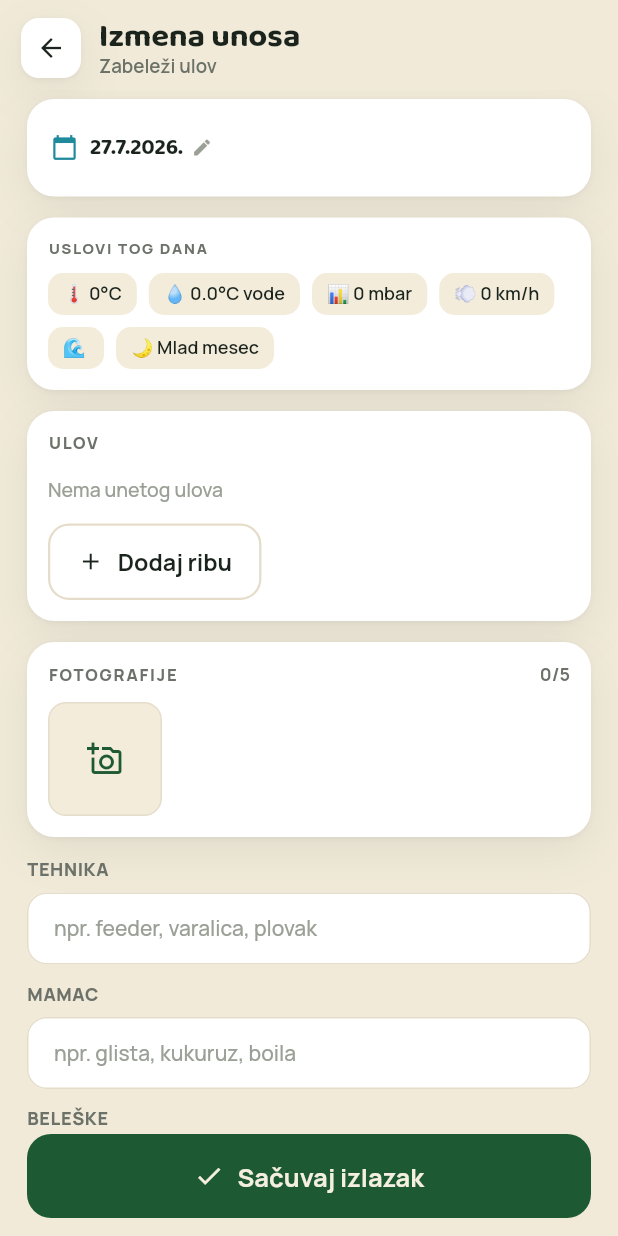
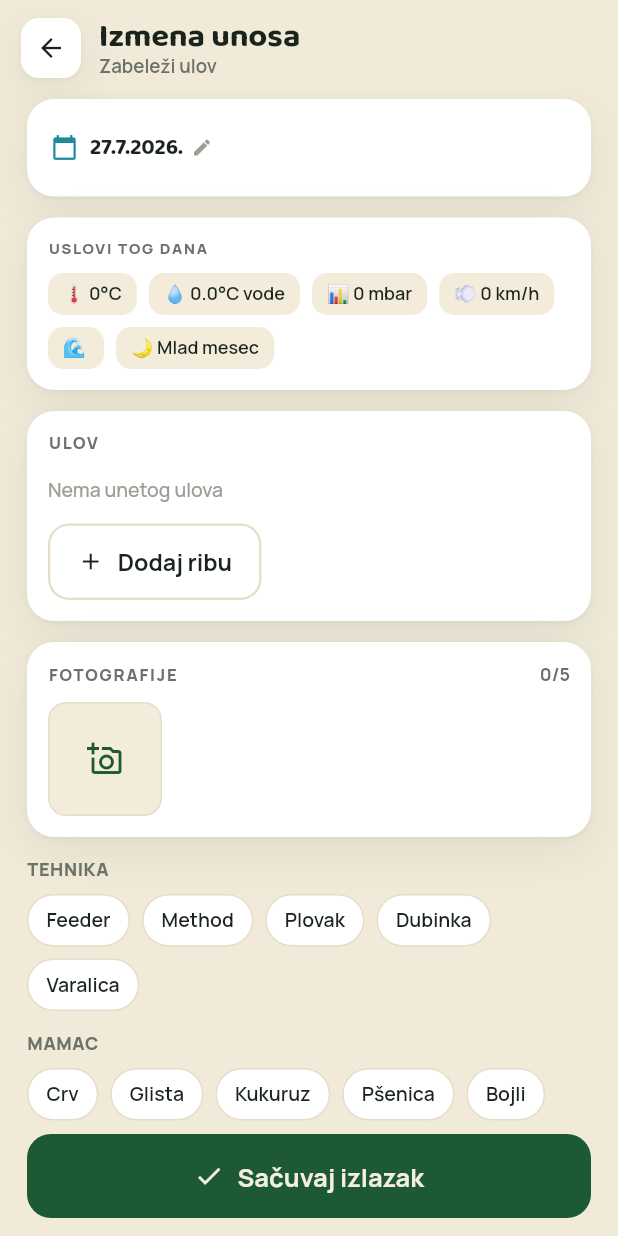
Before and after one commit to neonknight4/fishing_worthy, a Flutter app: the DiaryEntryScreen screen opened directly with empty values, on a phone screen of 412 x 824 dp. Run offline on Flutter 3.47's test engine with Material 3 defaults, Android fonts, the phone set to English and light mode, and no system bars; our stand-ins replace flutter_map, flutter_svg, geolocator, google_fonts, image_picker, latlong2 and 2 more; missing offline and left inert: flutter_pdfview; accounts and stored records are empty.

Commit message:
feat: predefined technique + bait chips in diary entry
- Technique: single-select chips (Feeder/Method/Plovak/Dubinka/Varalica)
- Bait: multi-select chips (Crv/Glista/Kukuruz/Pšenica/Bojli/Pelet/Testo/
  Kaster/Tigrov orah), stored comma-joined
- Replaces free-text fields; existing values pre-selected

Co-Authored-By: Claude Opus 4.8 (1M context) <noreply@anthropic.com>

```diff
--- a/lib/screens/diary_entry_screen.dart
+++ b/lib/screens/diary_entry_screen.dart
@@ -24,9 +24,14 @@ class DiaryEntryScreen extends StatefulWidget {
 
 class _DiaryEntryScreenState extends State<DiaryEntryScreen> {
   static const _maxPhotos = 5;
+  static const _techniques = ['Feeder', 'Method', 'Plovak', 'Dubinka', 'Varalica'];
+  static const _baitOptions = ['Crv', 'Glista', 'Kukuruz', 'Pšenica', 'Bojli', 'Pelet', 'Testo', 'Kaster', 'Tigrov orah'];
+
   final _service = DiaryService();
   final _picker = ImagePicker();
-  late TextEditingController _technique, _bait, _notes;
+  late TextEditingController _notes;
+  String? _tech;
+  late Set<String> _baits;
   late List<CatchItem> _catches;
   late List<String> _photos;
   late DateTime _date;
@@ -37,9 +42,13 @@ class _DiaryEntryScreenState extends State<DiaryEntryScreen> {
   @override
   void initState() {
     super.initState();
-    _technique = TextEditingController(text: widget.entry.technique ?? '');
-    _bait = TextEditingController(text: widget.entry.bait ?? '');
     _notes = TextEditingController(text: widget.entry.notes ?? '');
+    _tech = widget.entry.technique;
+    _baits = (widget.entry.bait ?? '')
+        .split(',')
+        .map((s) => s.trim())
+        .where((s) => s.isNotEmpty)
+        .toSet();
     _catches = [...widget.entry.catches];
     _photos = [...widget.entry.photos];
     _date = widget.entry.date;
@@ -90,8 +99,6 @@ class _DiaryEntryScreenState extends State<DiaryEntryScreen> {
 
   @override
   void dispose() {
-    _technique.dispose();
-    _bait.dispose();
     _notes.dispose();
     super.dispose();
   }
@@ -100,8 +107,8 @@ class _DiaryEntryScreenState extends State<DiaryEntryScreen> {
     setState(() => _saving = true);
     final e = widget.entry.copyWith(
       date: _date,
-      technique: _technique.text.trim().isEmpty ? null : _technique.text.trim(),
-      bait: _bait.text.trim().isEmpty ? null : _bait.text.trim(),
+      technique: _tech,
+      bait: _baits.isEmpty ? null : _baits.join(', '),
       notes: _notes.text.trim().isEmpty ? null : _notes.text.trim(),
       catches: _catches,
       photos: _photos,
@@ -178,10 +185,20 @@ class _DiaryEntryScreenState extends State<DiaryEntryScreen> {
                 const SizedBox(height: 14),
                 _photosSection(),
                 const SizedBox(height: 14),
-                _textField('Tehnika', _technique, 'npr. feeder, varalica, plovak'),
-                const SizedBox(height: 12),
-                _textField('Mamac', _bait, 'npr. glista, kukuruz, boila'),
-                const SizedBox(height: 12),
+                _chipField(
+                  'Tehnika',
+                  _techniques,
+                  (o) => _tech == o,
+                  (o) => setState(() => _tech = _tech == o ? null : o),
+                ),
+                const SizedBox(height: 14),
+                _chipField(
+                  'Mamac',
+                  _baitOptions,
+                  (o) => _baits.contains(o),
+                  (o) => setState(() => _baits.contains(o) ? _baits.remove(o) : _baits.add(o)),
+                ),
+                const SizedBox(height: 14),
                 _textField('Beleške', _notes, 'Komentar dana…', lines: 4),
               ],
             ),
@@ -349,6 +366,36 @@ class _DiaryEntryScreenState extends State<DiaryEntryScreen> {
           ),
         ],
       ),
+    );
+  }
+
+  Widget _chipField(String label, List<String> options, bool Function(String) selected, void Function(String) onTap) {
+    final c = context.c;
+    return Column(
+      crossAxisAlignment: CrossAxisAlignment.start,
+      children: [
+        Text(label.toUpperCase(), style: context.ui(size: 12, weight: FontWeight.w800, color: c.muted, letterSpacing: 0.4)),
+        const SizedBox(height: 8),
+        Wrap(
+          spacing: 8,
+          runSpacing: 8,
+          children: options.map((o) {
+            final on = selected(o);
+            return GestureDetector(
+              onTap: () => onTap(o),
+              child: Container(
+                padding: const EdgeInsets.symmetric(horizontal: 12, vertical: 8),
+                decoration: BoxDecoration(
+                  color: on ? c.green.withValues(alpha: 0.14) : c.surface,
+                  borderRadius: BorderRadius.circular(999),
+                  border: Border.all(color: on ? c.green : c.line, width: on ? 2 : 1),
+                ),
+                child: Text(o, style: context.ui(size: 13, weight: FontWeight.w600, color: on ? c.green : c.ink)),
+              ),
+            );
+          }).toList(),
+        ),
+      ],
     );
   }
 
```
